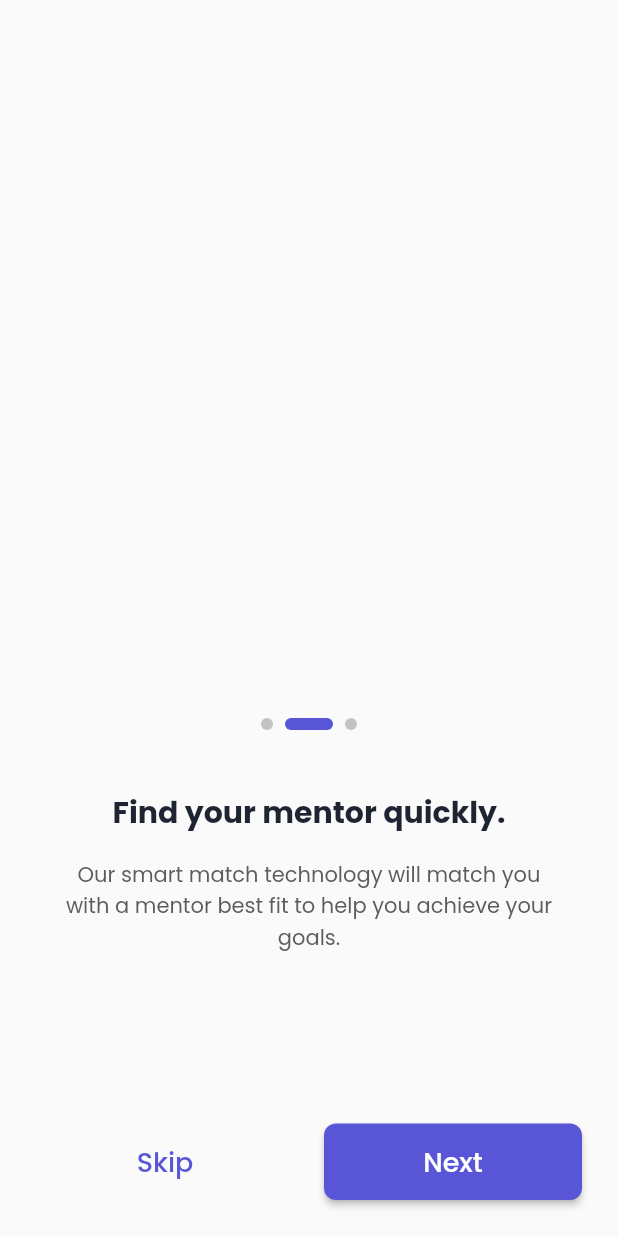
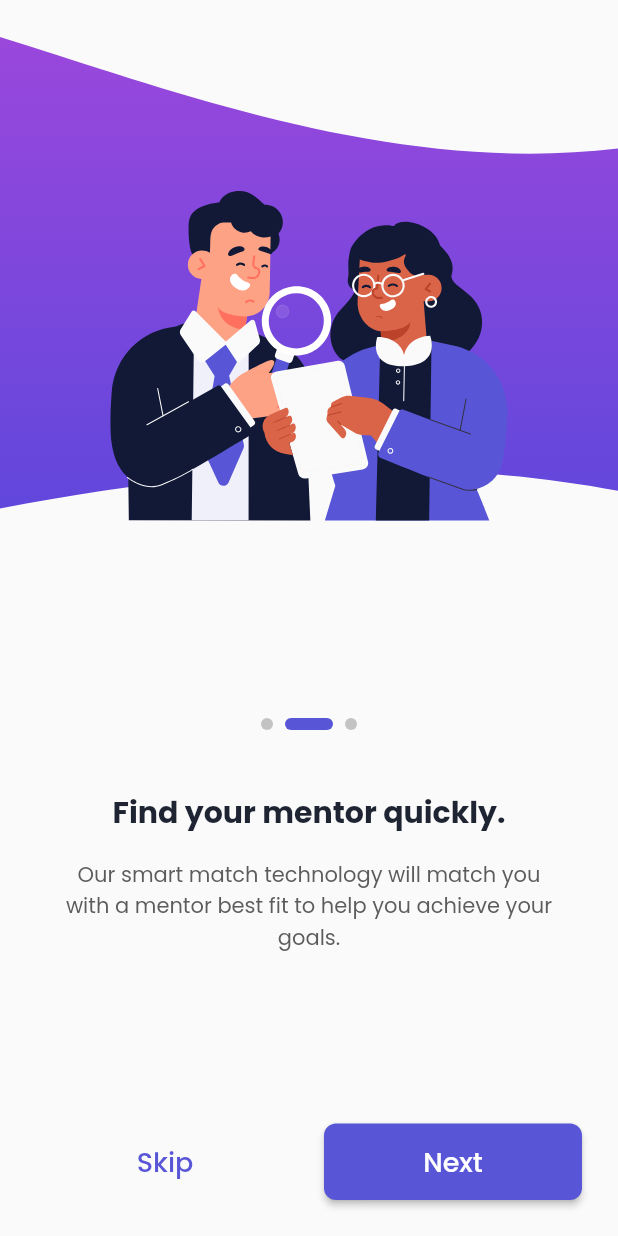
Before and after one commit to rasitayaz/mentorgem, a Flutter app: the screen it shows after launch, swiped to page 2, on a phone screen of 412 x 824 dp. Run offline on Flutter 3.47's test engine with Material 2 defaults, Android fonts, the phone set to English and light mode, and no system bars; our stand-ins replace flutter_svg, font_awesome_flutter, google_fonts.

Commit message:
Add artwork

```diff
--- a/lib/pages/onboarding_page.dart
+++ b/lib/pages/onboarding_page.dart
@@ -1,4 +1,5 @@
 import 'package:flutter/material.dart';
+import 'package:flutter_svg/svg.dart';
 import 'package:font_awesome_flutter/font_awesome_flutter.dart';
 import 'package:mentorgem/views/balanced_text.dart';
 
@@ -53,9 +54,16 @@ class _OnboardingPageState extends State<OnboardingPage> {
                         'Joining MentorGem is easy. Join with Linkedin for the most optimal experience. Other login options are available.',
                     artwork: Stack(
                       children: [
-                        Image.asset(
-                          'assets/images/onboarding-1.png',
-                          fit: BoxFit.cover,
+                        Align(
+                          alignment: Alignment.centerRight,
+                          child: SvgPicture.asset(
+                            'assets/images/background-1.svg',
+                          ),
+                        ),
+                        Center(
+                          child: Image.asset(
+                            'assets/images/onboarding-1.png',
+                          ),
                         ),
                       ],
                     ),
@@ -64,13 +72,45 @@ class _OnboardingPageState extends State<OnboardingPage> {
                     title: 'Find your mentor quickly.',
                     description:
                         'Our smart match technology will match you with a mentor best fit to help you achieve your goals.',
-                    artwork: Stack(),
+                    artwork: Stack(
+                      children: [
+                        Positioned.fill(
+                          child: Transform.scale(
+                            scaleY: 0.984,
+                            child: SvgPicture.asset(
+                              'assets/images/background-2.svg',
+                              fit: BoxFit.fill,
+                            ),
+                          ),
+                        ),
+                        Center(
+                          child: SvgPicture.asset(
+                            'assets/images/onboarding-2.svg',
+                          ),
+                        ),
+                      ],
+                    ),
                   ),
                   _buildOnboardingStep(
                     title: 'Connect together and talk.',
                     description:
                         'Choose the mentor that you like and start interacting immediately. Enjoy the journey!',
-                    artwork: Stack(),
+                    artwork: Stack(
+                      children: [
+                        Align(
+                          alignment: Alignment.centerLeft,
+                          child: SvgPicture.asset(
+                            'assets/images/background-3.svg',
+                            fit: BoxFit.fitWidth,
+                          ),
+                        ),
+                        Center(
+                          child: SvgPicture.asset(
+                            'assets/images/onboarding-3.svg',
+                          ),
+                        ),
+                      ],
+                    ),
                   ),
                 ],
               ),
--- a/pubspec.yaml
+++ b/pubspec.yaml
@@ -31,6 +31,7 @@ dependencies:
     sdk: flutter
   google_fonts: ^3.0.1
   font_awesome_flutter: ^10.1.0
+  flutter_svg: ^1.1.1+1
 
 
   # The following adds the Cupertino Icons font to your application.
```
Also changed, not shown: assets/images/background-1.svg, assets/images/background-2.svg, assets/images/background-3.svg, pubspec.lock, 3 other files.
